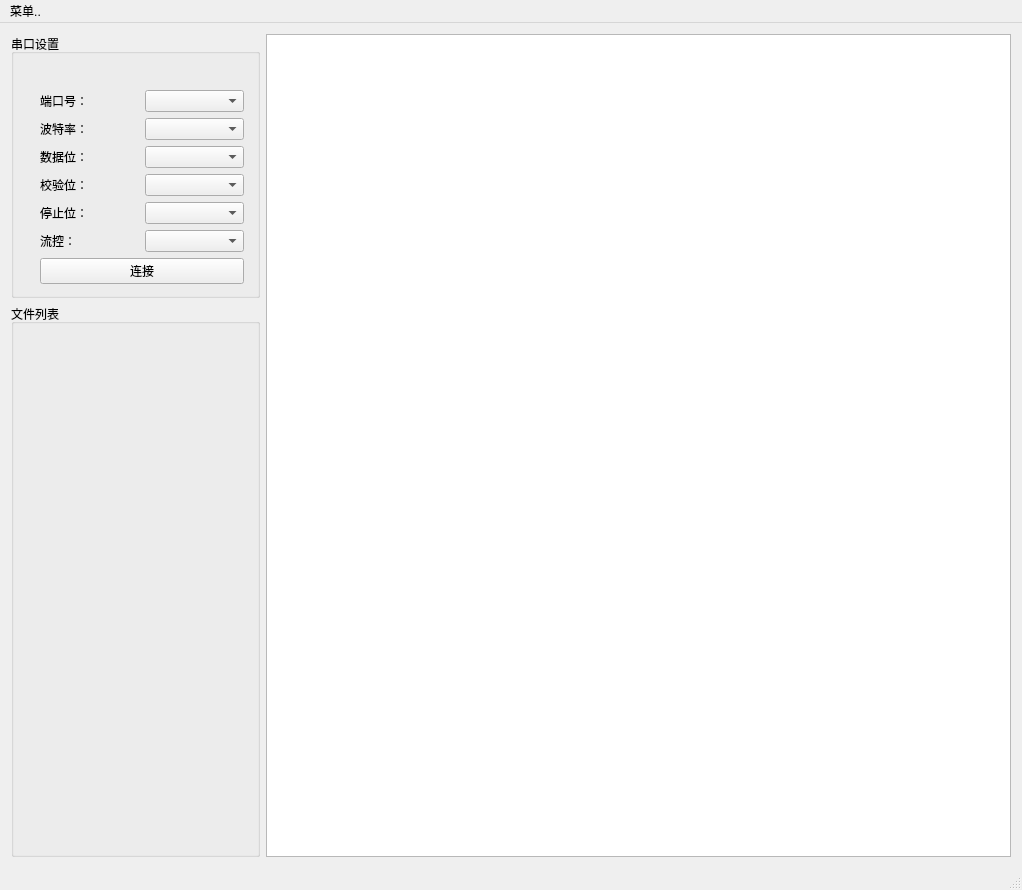
This is QGoodWindow/QGoodWindow/Examples/GoodShowCase_RUNDA_KJ/centralwidget.ui in NewLeafG/Learning-QT as Qt 5 draws it before an edit. The edited form follows.
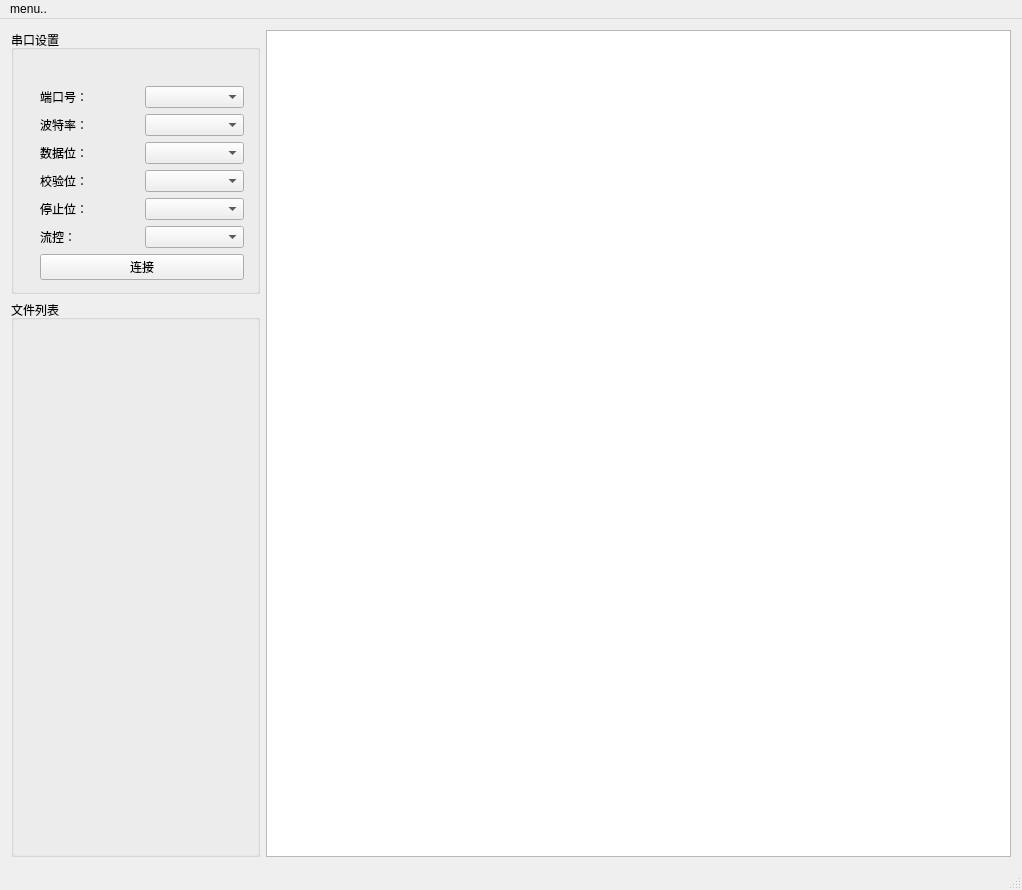
This is the edited form. Icons and pictures are not drawn.

What changed in the file:
```diff
--- a/QGoodWindow/QGoodWindow/Examples/GoodShowCase_RUNDA_KJ/centralwidget.ui
+++ b/QGoodWindow/QGoodWindow/Examples/GoodShowCase_RUNDA_KJ/centralwidget.ui
@@ -233,7 +233,7 @@
    </property>
    <widget class="QMenu" name="menuTest">
     <property name="title">
-     <string>菜单..</string>
+     <string>menu..</string>
     </property>
     <addaction name="actionOpen"/>
     <addaction name="actionSave"/>
```
Left out of the diff: 2 changed lines with no effect on the pictures.
